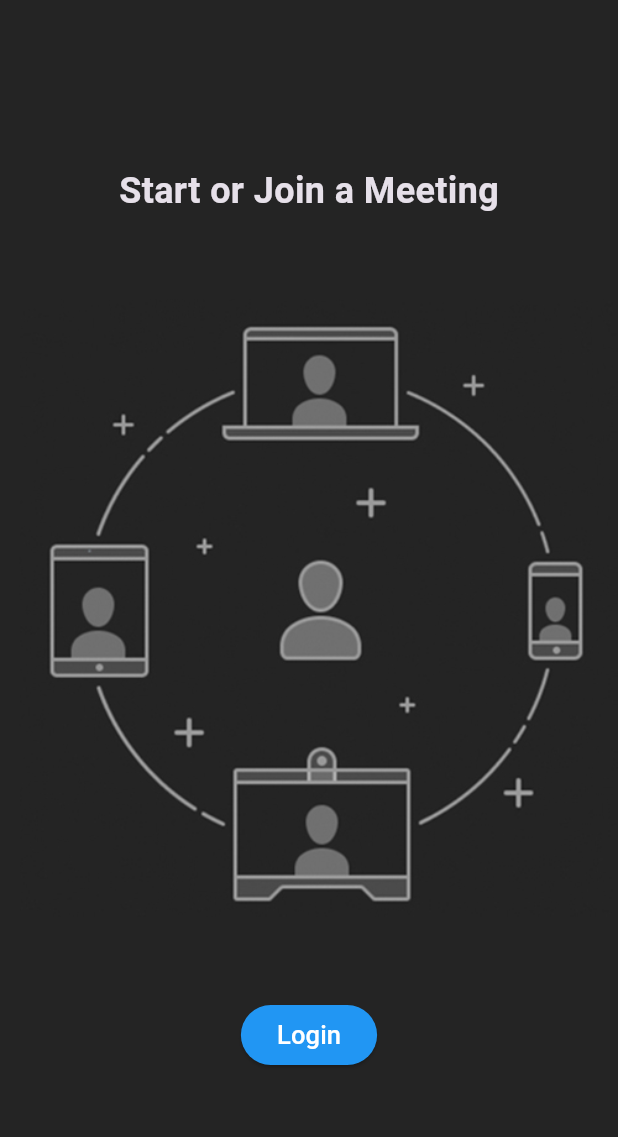
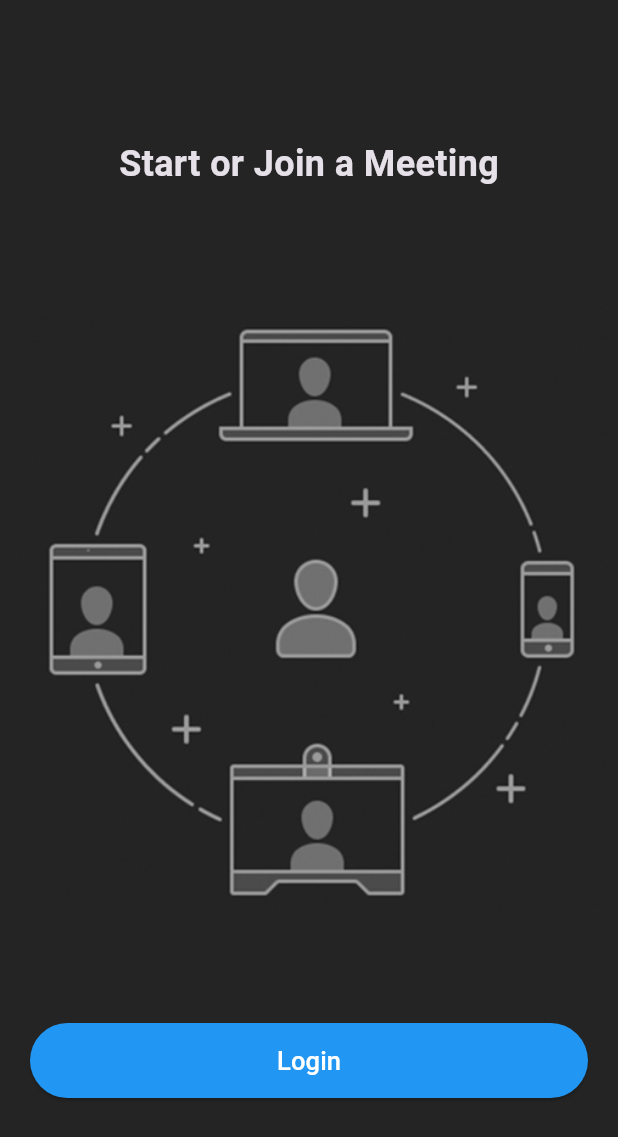
Before and after one commit to puniiith25/videochat, a Flutter app: the screen it shows after launch, on a phone screen of 412 x 824 dp. Shown: the top 1137 px of the screen. Run offline on Flutter 3.47's test engine with Material 3 defaults, Android fonts, the phone set to English and light mode, and no system bars.

Commit message:
Login Page complty updated

```diff
--- a/lib/screens/login.dart
+++ b/lib/screens/login.dart
@@ -20,10 +20,10 @@ class _LoginScreenState extends State<LoginScreen> {
             style: TextStyle(fontSize: 24, fontWeight: FontWeight.bold),
           ),
           Padding(
-            padding: const EdgeInsets.symmetric(vertical: 55.0),
+            padding: const EdgeInsets.only(top: 75.0, bottom: 75.0, right: 6),
             child: Image.asset('assets/images/onboarding.jpg'),
           ),
-          costumbuttton(text: "Login"),
+          costumbuttton(text: "Login", onPressed: () {}),
         ],
       ),
     );
--- a/lib/widgets/costum_button.dart
+++ b/lib/widgets/costum_button.dart
@@ -2,16 +2,24 @@ import 'package:flutter/material.dart';
 
 class costumbuttton extends StatelessWidget {
   final String text;
-  const costumbuttton({Key? key, required this.text}) : super(key: key);
+  final VoidCallback onPressed;
+  const costumbuttton({super.key, required this.text, required this.onPressed});
 
   @override
   Widget build(BuildContext context) {
-    return ElevatedButton(
-      onPressed: () {},
-      style: ElevatedButton.styleFrom(backgroundColor: Colors.blue),
-      child: Text(
-        text,
-        style: const TextStyle(fontSize: 17, color: Colors.white ,),
+    return Padding(
+      padding: const EdgeInsets.symmetric(horizontal: 20.0),
+      child: ElevatedButton(
+        onPressed: onPressed,
+        style: ElevatedButton.styleFrom(
+          backgroundColor: Colors.blue,
+          minimumSize: const Size(double.infinity, 50),
+        ),
+
+        child: Text(
+          text,
+          style: const TextStyle(fontSize: 17, color: Colors.white),
+        ),
       ),
     );
   }
```
